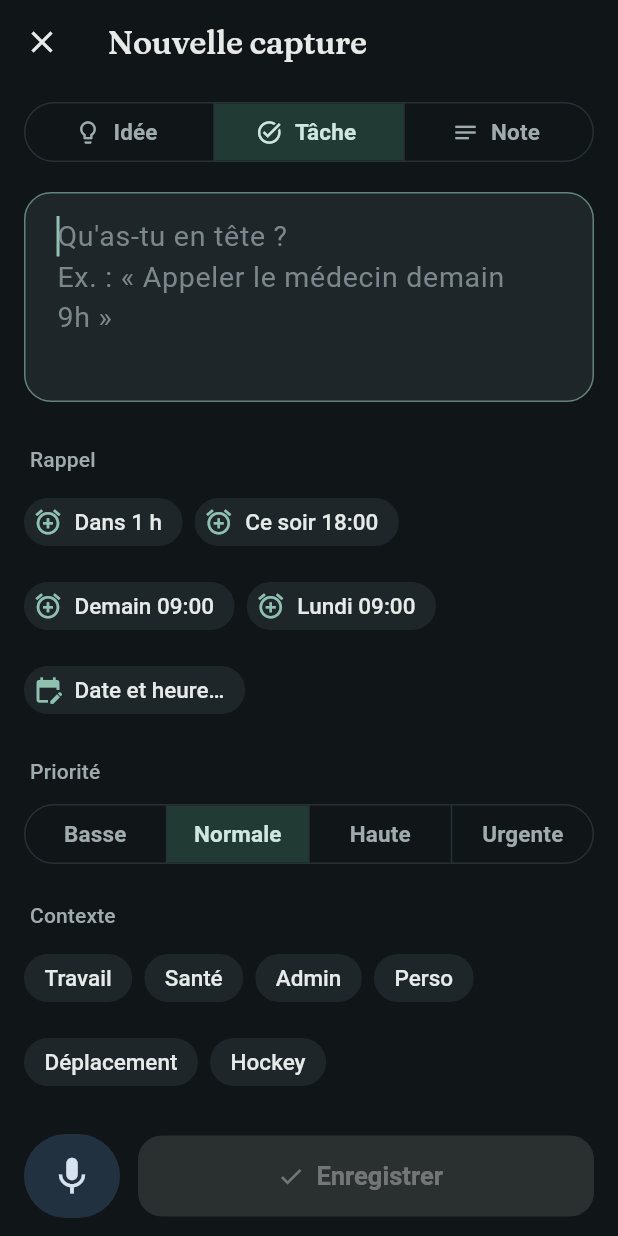
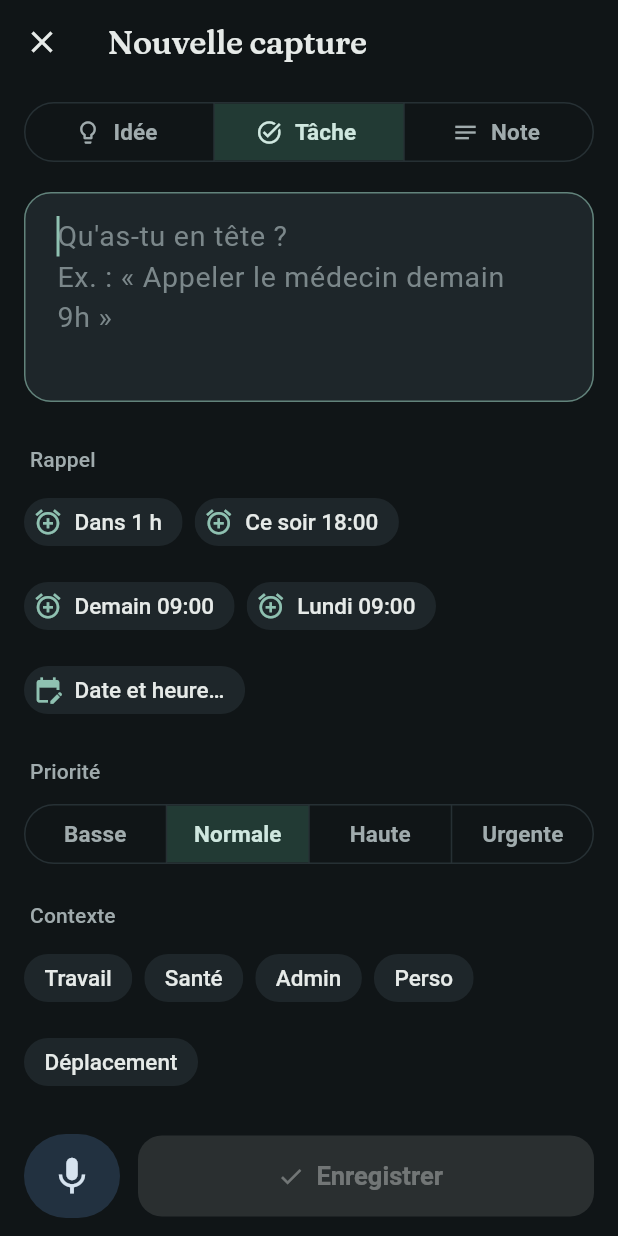
Before and after one commit to Corben020975/SAFA, a Flutter app: the CaptureScreen screen opened directly, on a phone screen of 412 x 824 dp. Run offline on Flutter 3.47's test engine with Material 3 defaults, Android fonts, the phone set to English and light mode, and no system bars; our stand-ins replace drift, drift_flutter, flutter_local_notifications, flutter_secure_storage, local_auth, speech_to_text and 1 more; missing offline and left inert: sqlite3; accounts and stored records are empty; generated files the repository leaves out were written again; statements that could not run were skipped; project files that could hold a hidden picture were left out.

Commit message:
Coffre v1.6.1 : retrait du contexte « Hockey »
Co-Authored-By: Claude Opus 5.5 <noreply@anthropic.com>
Claude-Session: https://claude.ai/code/session_01BzYSrhPqrphuxYPKH3HrLC

```diff
--- a/coffre/lib/data/enums.dart
+++ b/coffre/lib/data/enums.dart
@@ -32,14 +32,7 @@ enum ItemPriority {
 }
 
 /// Contextes proposés (détectés automatiquement à la saisie, modifiables).
-const kContexts = [
-  'Travail',
-  'Santé',
-  'Admin',
-  'Perso',
-  'Déplacement',
-  'Hockey',
-];
+const kContexts = ['Travail', 'Santé', 'Admin', 'Perso', 'Déplacement'];
 
 enum InboxFilter {
   inbox('Inbox'),
--- a/coffre/lib/services/capture_analyzer.dart
+++ b/coffre/lib/services/capture_analyzer.dart
@@ -49,7 +49,6 @@ class CaptureAnalyzer {
 
   // Contextes, dans l'ordre de priorité. Mots repliés (sans accents).
   static final _contexts = <(String, RegExp)>[
-    ('Hockey', RegExp(r'\b(hockey|red lions|entrainement|match)\b')),
     (
       'Santé',
       RegExp(
--- a/coffre/pubspec.yaml
+++ b/coffre/pubspec.yaml
@@ -3,7 +3,7 @@ description: "Coffre – capture privée hors-ligne (idées, tâches, notes, rap
 publish_to: 'none'
 
 # versionName+versionCode : incrémenter le +N à chaque APK installé par-dessus.
-version: 1.6.0+7
+version: 1.6.1+8
 
 environment:
   sdk: ^3.13.4
```
Also changed, not shown: 1 other file.
